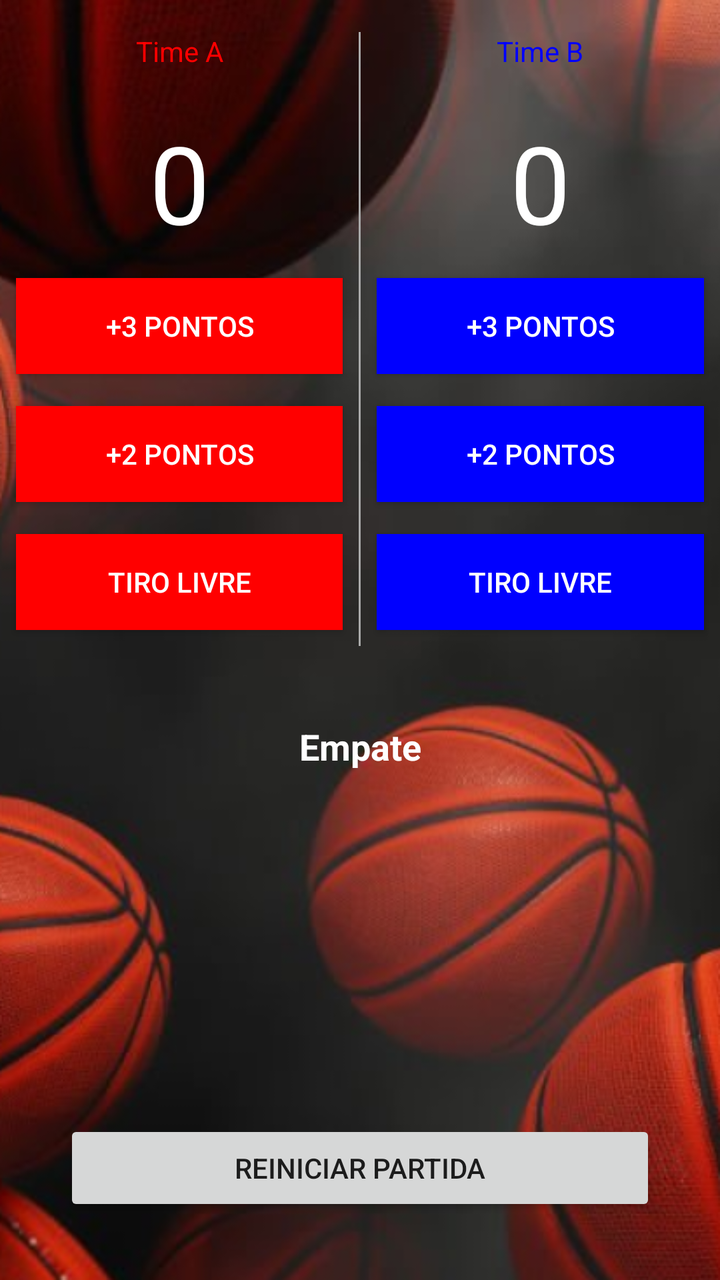
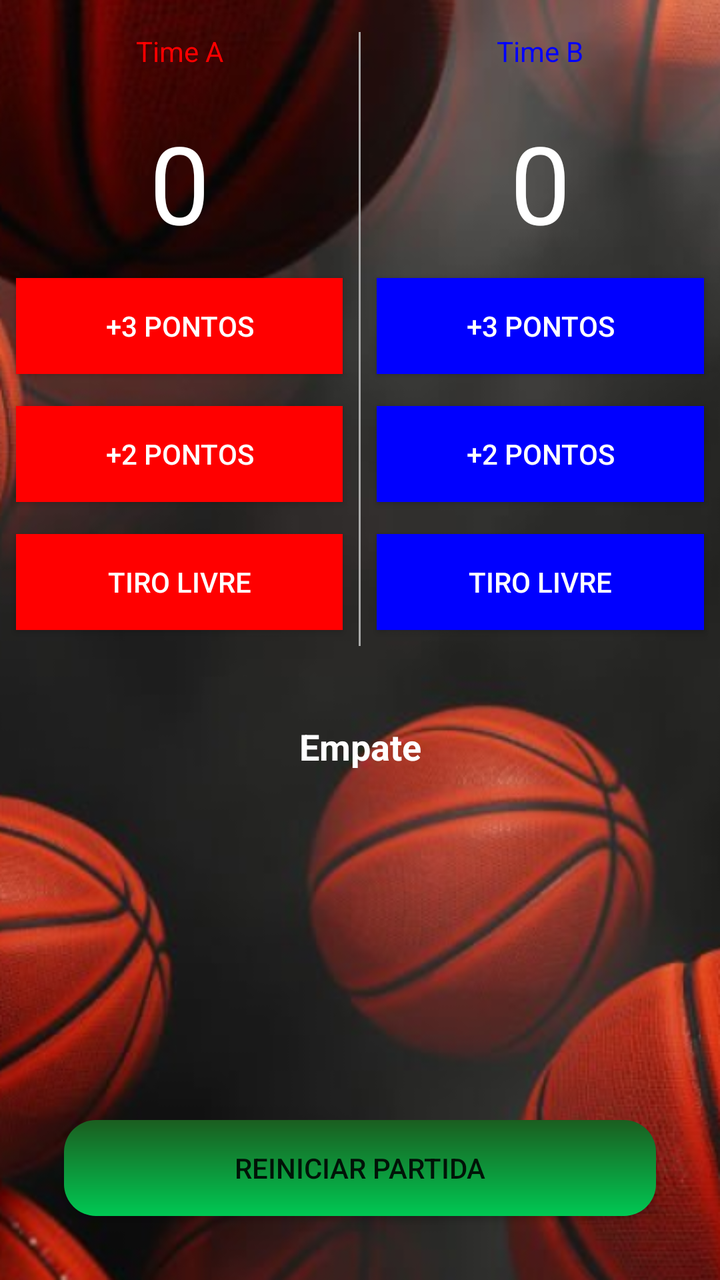

An Android layout rendered at two revisions. The XML below is the earlier revision; the diff shows what the commit changed to produce the second picture.
<!-- AndroidManifest.xml: activity theme Theme.PartidaBasquete -->
<!-- res/layout/activity_main.xml -->
<?xml version="1.0" encoding="utf-8"?>
<RelativeLayout xmlns:android="http://schemas.android.com/apk/res/android"
    xmlns:tools="http://schemas.android.com/tools"
    android:layout_width="match_parent"
    android:layout_height="match_parent"
    android:background="@drawable/fundo_basquete"
    tools:context="com.seu.pacote">


    <LinearLayout
        android:layout_width="match_parent"
        android:layout_height="wrap_content"
        android:orientation="vertical">

        <LinearLayout
            android:layout_width="match_parent"
            android:layout_height="wrap_content"
            android:orientation="horizontal">

        <LinearLayout
            android:layout_width="0dp"
            android:layout_height="wrap_content"
            android:layout_weight="1"
            android:orientation="vertical">

            <TextView
                android:id="@+id/timeA"
                android:layout_width="match_parent"
                android:layout_height="wrap_content"
                android:gravity="center"
                android:padding="16dp"
                android:text="Time A"
                android:textSize="14sp"
                android:textColor="#FF0000"
                android:fontFamily="sans-serif"/>

            <TextView
                android:id="@+id/placarTimeA"
                android:layout_width="match_parent"
                android:layout_height="wrap_content"
                android:gravity="center"
                android:padding="4dp"
                android:text="0"
                android:textSize="54sp"
                android:textColor="@color/white"
                android:fontFamily="sans-serif"/>

            <Button
                android:id="@+id/tresPontosA"
                android:layout_width="match_parent"
                android:layout_height="wrap_content"
                android:layout_margin="8dp"
                android:background="#FF0000"
                android:textColor="@color/white"
                android:text="+3 PONTOS" />

            <Button
                android:id="@+id/doisPontosA"
                android:layout_width="match_parent"
                android:layout_height="wrap_content"
                android:layout_margin="8dp"
                android:text="+2 PONTOS"
                android:textColor="@color/white"
                android:background="#FF0000"/>



            <Button
                android:id="@+id/tiroLivreA"
                android:layout_width="match_parent"
                android:layout_height="wrap_content"
                android:layout_margin="8dp"
                android:text="Tiro Livre"
                android:textColor="@color/white"
                android:background="#FF0000"/>

        </LinearLayout>

        <View
            android:layout_width="1dp"
            android:layout_height="match_parent"
            android:background="@android:color/darker_gray"
            android:layout_marginTop="16dp"/>

        <LinearLayout
            android:layout_width="0dp"
            android:layout_height="wrap_content"
            android:layout_weight="1"
            android:orientation="vertical">

            <TextView
                android:id="@+id/timeB"
                android:layout_width="match_parent"
                android:layout_height="wrap_content"
                android:gravity="center"
                android:padding="16dp"
                android:text="Time B"
                android:textColor="#0000FF"
                android:textSize="14sp"
                android:fontFamily="sans-serif"/>

            <TextView
                android:id="@+id/placarTimeB"
                android:layout_width="match_parent"
                android:layout_height="wrap_content"
                android:gravity="center"
                android:padding="4dp"
                android:text="0"
                android:textSize="54sp"
                android:textColor="@color/white"
                android:fontFamily="sans-serif"/>

            <Button
                android:id="@+id/tresPontosB"
                android:layout_width="match_parent"
                android:layout_height="wrap_content"
                android:layout_margin="8dp"
                android:text="+3 PONTOS"
                android:textColor="@color/white"
                android:background="#0000FF"/>

            <Button
                android:id="@+id/doisPontosB"
                android:layout_width="match_parent"
                android:layout_height="wrap_content"
                android:layout_margin="8dp"
                android:text="+2 PONTOS"
                android:textColor="@color/white"
                android:background="#0000FF"/>


            <Button
                android:id="@+id/tiroLivreB"
                android:layout_width="match_parent"
                android:layout_height="wrap_content"
                android:layout_margin="8dp"
                android:text="Tiro Livre"
                android:textColor="@color/white"
                android:background="#0000FF"/>
        </LinearLayout>

    </LinearLayout>
        <TextView
            android:id="@+id/diferencaPlacar"
            android:layout_width="match_parent"
            android:layout_height="wrap_content"
            android:gravity="center"
            android:padding="12dp"
            android:text="Empate"
            android:textSize="18sp"
            android:textColor="@color/white"
            android:textStyle="bold"
            android:layout_marginTop="26dp"
            android:fontFamily="sans-serif"/>

    </LinearLayout>

    <Button
        android:id="@+id/reiniciarPartida"
        android:layout_width="match_parent"
        android:layout_height="wrap_content"
        android:text="Reiniciar Partida"
        android:layout_alignParentBottom="true"
        android:layout_centerHorizontal="true"
        android:layout_margin="32dp"
        />
</RelativeLayout>
<!-- resources referenced by this layout -->
<resources>
  <color name="white">#FFFFFFFF</color>
  <!-- drawable fundo_basquete: png bitmap (drawable, 244607 bytes) -->
  <style name="Theme.PartidaBasquete" parent="android:Theme.Material.Light.NoActionBar" />
</resources>

<!-- the commit's change to res/layout/activity_main.xml (unified diff, before → after) -->
@@ -163,5 +163,5 @@
         android:layout_alignParentBottom="true"
         android:layout_centerHorizontal="true"
         android:layout_margin="32dp"
-        />
+        android:background="@drawable/botao_reiniciar"/>
 </RelativeLayout>
<!-- resource entries referenced after the edit -->
@@ -1,6 +1,15 @@
 <!-- resources referenced by this layout -->
 <resources>
   <color name="white">#FFFFFFFF</color>
+  <!-- drawable botao_reiniciar (drawable) -->
+  <shape xmlns:android="http://schemas.android.com/apk/res/android"
+      android:shape="rectangle">
+      <gradient
+          android:startColor="#00C853"
+          android:endColor="#1B5E20"
+          android:angle="90"/>
+      <corners android:radius="16dp"/>
+  </shape>
   <!-- drawable fundo_basquete: png bitmap (drawable, 244607 bytes) -->
   <style name="Theme.PartidaBasquete" parent="android:Theme.Material.Light.NoActionBar" />
 </resources>
